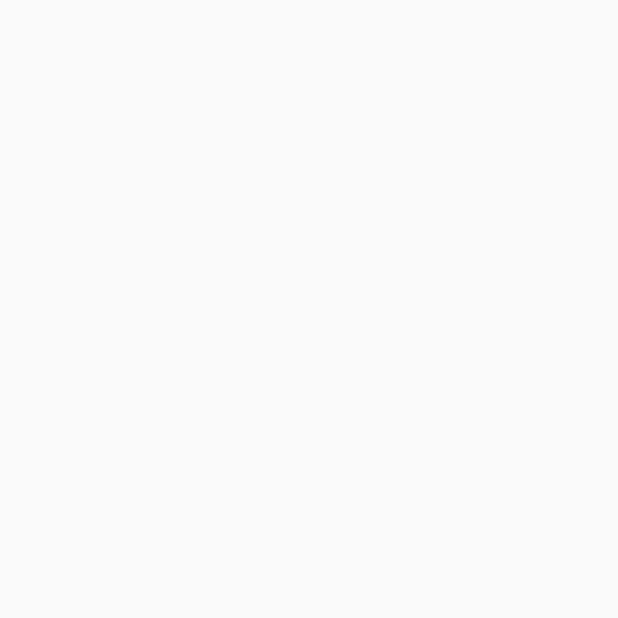
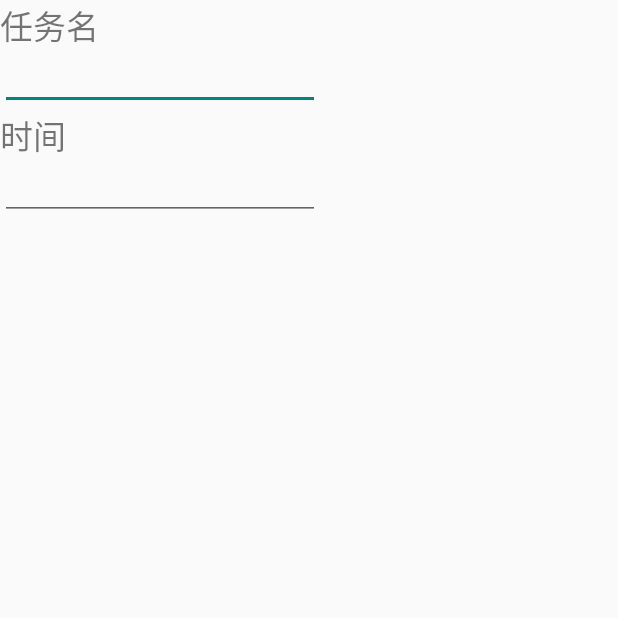
Before and after one commit to Dafenghh/PairGo, an Android app: the CreateTask screen opened directly, with no data from a screen before it, on a phone screen of 412 x 824 dp, the top half of it. Before the commit the part shown is empty. Run offline under Robolectric (Android 15) with nearby library versions, the phone set to English and light mode, and no system bars.

Commit message:
slight change

```diff
--- a/app/src/main/java/cn/edu/sysu/competition/CreateTask.java
+++ b/app/src/main/java/cn/edu/sysu/competition/CreateTask.java
@@ -9,5 +9,6 @@ public class CreateTask extends AppCompatActivity {
     protected void onCreate(Bundle savedInstanceState) {
         super.onCreate(savedInstanceState);
         setContentView(R.layout.activity_create_task);
+
     }
 }
--- a/app/src/main/res/layout/activity_create_task.xml
+++ b/app/src/main/res/layout/activity_create_task.xml
@@ -1,9 +1,34 @@
 <?xml version="1.0" encoding="utf-8"?>
-<android.support.constraint.ConstraintLayout xmlns:android="http://schemas.android.com/apk/res/android"
-    xmlns:app="http://schemas.android.com/apk/res-auto"
-    xmlns:tools="http://schemas.android.com/tools"
+<LinearLayout xmlns:android="http://schemas.android.com/apk/res/android"
+    android:orientation="vertical"
     android:layout_width="match_parent"
-    android:layout_height="match_parent"
-    tools:context="cn.edu.sysu.competition.CreateTask">
+    android:layout_height="match_parent">
 
-</android.support.constraint.ConstraintLayout>
+    <TextView
+        android:layout_width="match_parent"
+        android:layout_height="wrap_content"
+        android:text="任务名"
+        android:textSize="10pt"/>
+
+    <EditText
+        android:id="@+id/task_name"
+        android:layout_width="wrap_content"
+        android:layout_height="40dp"
+        android:ems="10"
+        android:inputType="text" />
+
+    <TextView
+        android:layout_width="match_parent"
+        android:layout_height="wrap_content"
+        android:text="时间"
+        android:textSize="10pt"/>
+
+    <EditText
+        android:id="@+id/task_date"
+        android:layout_width="wrap_content"
+        android:layout_height="40dp"
+        android:ems="10"
+        android:inputType="date" />
+
+
+</LinearLayout>
--- a/build.gradle
+++ b/build.gradle
@@ -7,7 +7,7 @@ buildscript {
         jcenter()
     }
     dependencies {
-        classpath 'com.android.tools.build:gradle:3.0.0'
+        classpath 'com.android.tools.build:gradle:3.0.1'
 
 
         // NOTE: Do not place your application dependencies here; they belong
--- a/gradle.properties
+++ b/gradle.properties
@@ -1,17 +1,18 @@
-# Project-wide Gradle settings.
-
-# IDE (e.g. Android Studio) users:
-# Gradle settings configured through the IDE *will override*
-# any settings specified in this file.
-
+## Project-wide Gradle settings.
+#
 # For more details on how to configure your build environment visit
 # http://www.gradle.org/docs/current/userguide/build_environment.html
-
+#
 # Specifies the JVM arguments used for the daemon process.
 # The setting is particularly useful for tweaking memory settings.
-org.gradle.jvmargs=-Xmx1536m
-
+# Default value: -Xmx1024m -XX:MaxPermSize=256m
+# org.gradle.jvmargs=-Xmx2048m -XX:MaxPermSize=512m -XX:+HeapDumpOnOutOfMemoryError -Dfile.encoding=UTF-8
+#
 # When configured, Gradle will run in incubating parallel mode.
 # This option should only be used with decoupled projects. More details, visit
 # http://www.gradle.org/docs/current/userguide/multi_project_builds.html#sec:decoupled_projects
 # org.gradle.parallel=true
+#Fri Dec 08 23:45:31 CST 2017
+systemProp.http.proxyHost=127.0.0.1
+org.gradle.jvmargs=-Xmx1536m
+systemProp.http.proxyPort=50856
```
